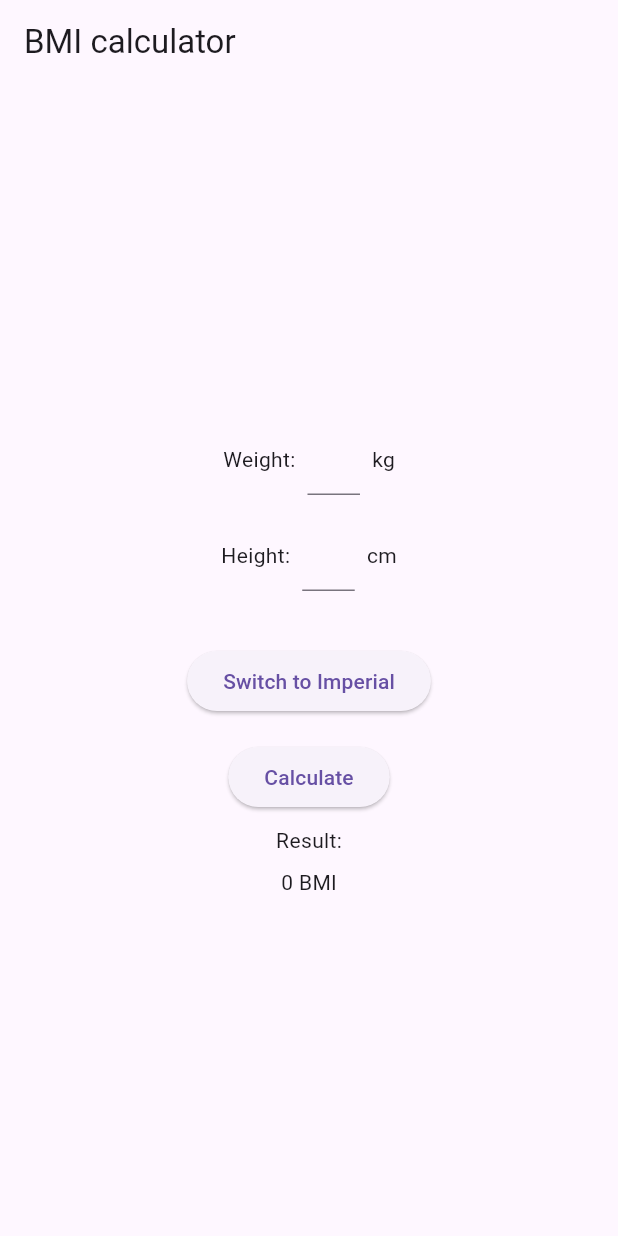
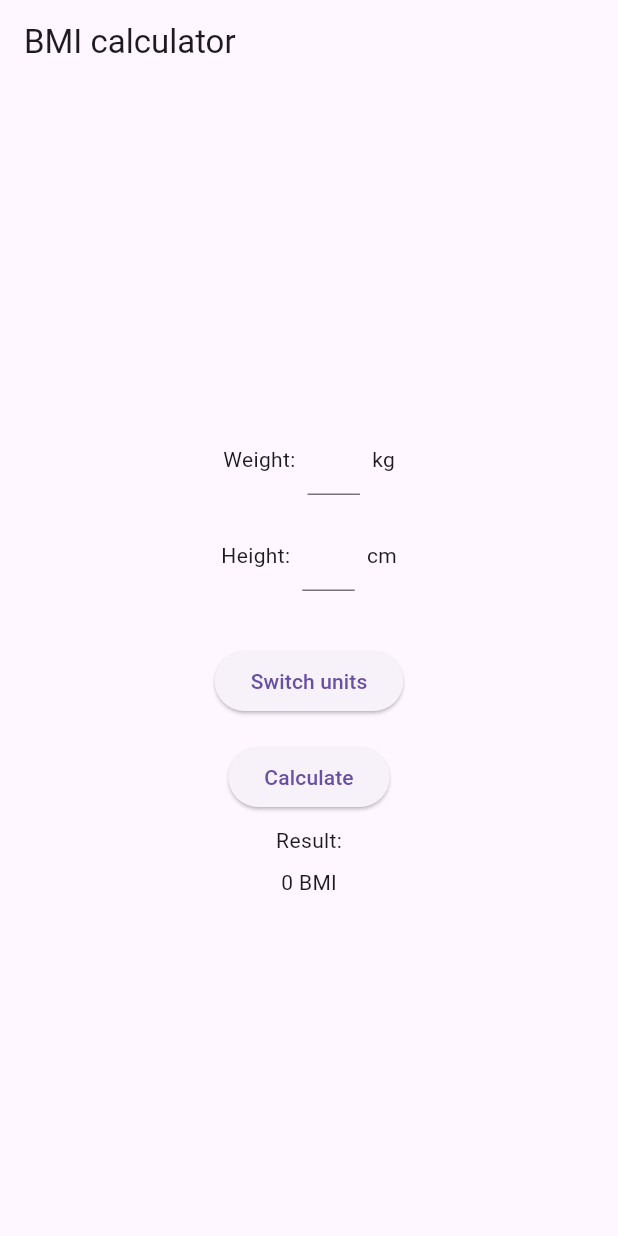
Before and after one commit to xszabo3/flutter_bmi, a Flutter app: the screen it shows after launch, on a phone screen of 412 x 824 dp. Run offline on Flutter 3.47's test engine with Material 3 defaults, Android fonts, the light colour scheme and no system bars.

Commit message:
feat: add viewmodel and model, rework switching between units

```diff
--- /dev/null
+++ b/lib/logic/calculation.dart
@@ -0,0 +1,33 @@
+import 'package:flutter/material.dart';
+import 'package:flutter_bmi/model/bmi_model.dart';
+
+class BmiViewModel extends ChangeNotifier {
+  final BmiModel model;
+  Unit? unit;
+  String? errorMessage;
+  BmiViewModel(this.model){
+    currentUnit();
+  }
+
+  Future<void> currentUnit() async {
+    try {
+      unit = (await model.loadFromServer());
+    } catch (e) {
+      errorMessage = 'Could not get the Unit from the server';
+    }
+    notifyListeners();
+  }
+
+  Future<void> switchUnit() async {
+    if (unit == null) {
+      throw('Not initialized');
+    }
+
+    try {
+      unit = await model.switchUnit();
+    } catch(e) {
+      errorMessage = 'Count not switch unit';
+    }
+    notifyListeners();
+  }
+}
--- a/lib/model/bmi.dart
+++ /dev/null
@@ -1,5 +0,0 @@
-class BmiInfo{
-
-  double height = 175;
-  double weight = 80;
-}
--- /dev/null
+++ b/lib/model/bmi_model.dart
@@ -0,0 +1,29 @@
+enum Unit{
+  metric(heightUnit: 'cm', weightUnit: 'kg'),
+  imperial(heightUnit: 'foot', weightUnit: 'pounds');
+
+  const Unit({
+    required this.heightUnit,
+    required this.weightUnit,
+  });
+
+  final String heightUnit;
+  final String weightUnit;
+}
+
+class BmiModel{
+  int index = 0;
+  final units = Unit.values;
+  final unitsLength = Unit.values.length;
+
+  //Server simulation
+  Future<Unit> loadFromServer() async {
+    return await Future.value(Unit.values[index]);
+  }
+
+  //Allows multiple units in the future
+  Future<Unit> switchUnit() async{
+    index = ++index % unitsLength;
+    return await loadFromServer();
+  }
+}
--- a/lib/ui/bmi_page.dart
+++ b/lib/ui/bmi_page.dart
@@ -1,4 +1,6 @@
 import 'package:flutter/material.dart';
+import 'package:flutter_bmi/logic/calculation.dart';
+import 'package:flutter_bmi/model/bmi_model.dart';
 
 import 'package:flutter_bmi/utils/constants.dart' as constants;
 
@@ -12,25 +14,34 @@ class BmiPage extends StatefulWidget {
 }
 
 class _BmiPageState extends State<BmiPage> {
-  var usedUnit = "Imperial";
+
+  final BmiViewModel viewModel = BmiViewModel(BmiModel());
 
   @override
   Widget build(BuildContext context) {
+    return ListenableBuilder(listenable: viewModel, builder: (context, child) {
       return Column(
         mainAxisAlignment: MainAxisAlignment.center,
           children: [
-          const InputRow(label: "Weight:", textfieldWidth: constants.textfieldWidth, unit: constants.Units.metricWeight),
-          const InputRow(label: "Height:", textfieldWidth: constants.textfieldWidth, unit: constants.Units.metricHeight,),
+            if(viewModel.errorMessage != null)
+              Text(
+                'Error: ${viewModel.errorMessage}',
+                style: Theme.of(context)
+                    .textTheme
+                    .labelSmall
+                    ?.apply(color: Colors.red),
+              ),
+
+            InputRow(label: "Weight:", textfieldWidth: constants.textfieldWidth, unit: viewModel.unit!, isHeight: false),
+            InputRow(label: "Height:", textfieldWidth: constants.textfieldWidth, unit: viewModel.unit!, isHeight: true,),
             const SizedBox(height: 20,),
             Padding(
               padding: const EdgeInsets.all(8.0),
               child: ElevatedButton(
                 onPressed: () {
-                setState(() {
-                  usedUnit = usedUnit == "Imperial" ? "Metric" : "Imperial";
-                });
+                  viewModel.switchUnit();
                 },
-              child: Text('Switch to $usedUnit')),
+                child: const Text('Switch units')),
             ),
             Padding(
               padding: const EdgeInsets.all(8.0),
@@ -43,7 +54,9 @@ class _BmiPageState extends State<BmiPage> {
             )
           ],
       );
+    },);
   }
+
 }
 
 class InputRow extends StatelessWidget {
@@ -51,12 +64,14 @@ class InputRow extends StatelessWidget {
     super.key,
     required this.label,
     required this.textfieldWidth,
-    required this.unit
+    required this.unit,
+    required this.isHeight,
   });
 
   final String label;
   final double textfieldWidth;
-  final String unit;
+  final Unit unit;
+  final bool isHeight;
 
   @override
   Widget build(BuildContext context) {
@@ -71,7 +86,7 @@ class InputRow extends StatelessWidget {
             child: const TextField(),
           ),
         ),
-        Text(unit), //TODO swap later
+        Text(isHeight ? unit.heightUnit : unit.weightUnit),
       ],
     );
   }
```
Lines whose indentation alone changed are shown as unchanged.
